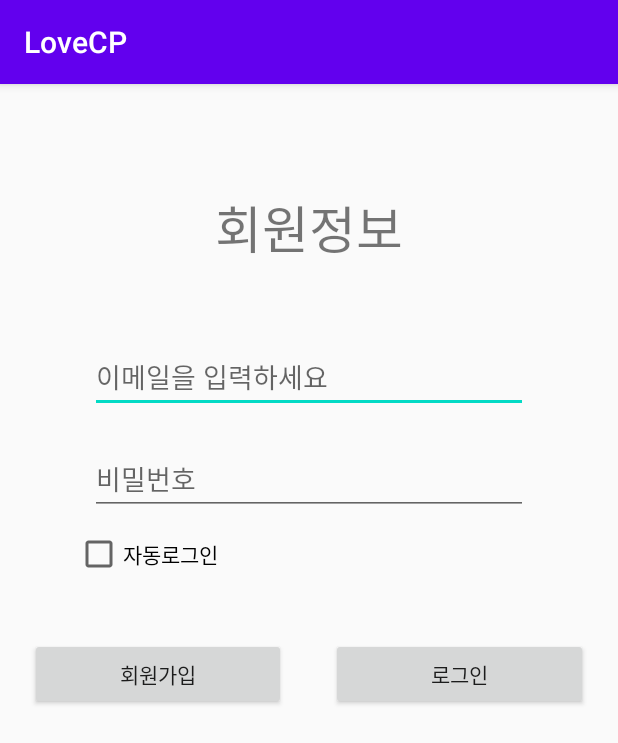
After one commit to julie9312/LoveCP, an Android app: the Login screen opened directly, with no data from a screen before it, on a phone screen of 412 x 824 dp. The commit adds this screen. Shown: the top 743 px of the screen. Run offline under Robolectric (Android 15) with nearby library versions, the phone set to English and light mode, and no system bars; our stand-ins replace Volley.

Commit message:
test2 login add

```diff
--- a/app/src/main/AndroidManifest.xml
+++ b/app/src/main/AndroidManifest.xml
@@ -14,7 +14,9 @@
         android:supportsRtl="true"
         android:theme="@style/AppTheme"
         android:usesCleartextTraffic="true">
-        <activity android:name=".Register"></activity>
+        <activity android:name=".First"></activity>
+        <activity android:name=".Login" />
+        <activity android:name=".Register" />
         <activity android:name=".MainActivity">
             <intent-filter>
                 <action android:name="android.intent.action.MAIN" />
--- /dev/null
+++ b/app/src/main/java/com/julie/lovecp/Login.java
@@ -0,0 +1,148 @@
+package com.julie.lovecp;
+
+import androidx.appcompat.app.AppCompatActivity;
+
+import android.content.Intent;
+import android.content.SharedPreferences;
+import android.os.Bundle;
+import android.view.View;
+import android.widget.Button;
+import android.widget.CheckBox;
+import android.widget.EditText;
+import android.widget.Toast;
+
+import com.android.volley.Request;
+import com.android.volley.Response;
+import com.android.volley.VolleyError;
+import com.android.volley.toolbox.JsonObjectRequest;
+import com.android.volley.toolbox.Volley;
+import com.julie.lovecp.utils.Utils;
+
+import org.json.JSONException;
+import org.json.JSONObject;
+
+import java.net.URL;
+
+public class Login extends AppCompatActivity {
+
+    EditText editEmail;
+    EditText editPasswd;
+    Button btnRegister;
+    Button btnLogin;
+    CheckBox checkAutoLogin;
+
+    Intent i;
+
+    String savedEmail;
+    String savedPassed;
+    // 쉐어드 프리퍼런스를 멤버변수로 뺀다.
+    SharedPreferences sp;
+    SharedPreferences.Editor editor;
+
+    @Override
+    protected void onCreate(Bundle savedInstanceState) {
+        super.onCreate(savedInstanceState);
+        setContentView(R.layout.activity_login);
+
+        editEmail = findViewById(R.id.editEmail);
+        editPasswd = findViewById(R.id.editPasswd);
+        btnRegister = findViewById(R.id.btnRegister);
+        btnLogin = findViewById(R.id.btnLogin);
+        checkAutoLogin = findViewById(R.id.checkAutoLogin);
+
+        sp = getSharedPreferences("regist_pref", MODE_PRIVATE);
+        editor = sp.edit();
+        savedEmail = sp.getString("email", null);
+        savedPassed = sp.getString("passwd", null);
+
+        btnLogin.setOnClickListener(new View.OnClickListener() {
+            @Override
+            public void onClick(View view) {
+
+                String email = editEmail.getText().toString().trim();
+                String passwd = editPasswd.getText().toString().trim();
+
+                if(email.contains("@") == false){
+                    Toast.makeText(Login.this, "형식에 맞지 않습니다", Toast.LENGTH_SHORT).show();
+                    return;
+                }
+                if(passwd.isEmpty() || passwd.length() < 4 || passwd.length() >12){
+                    Toast.makeText(Login.this, "비밀번호가 형식에 맞지 않습니다", Toast.LENGTH_SHORT).show();
+                    return;
+                }
+                if(savedEmail != null && savedPassed != null &&
+                        savedEmail.equals(email) && savedPassed.equals(passwd)) {
+                    Toast.makeText(Login.this, "가입된 정보가 없습니다.", Toast.LENGTH_SHORT).show();
+                    return;
+                }
+                JSONObject body = new JSONObject();
+
+                try{
+                    body.put("email", email);
+                    body.put("passwd", passwd);
+                }catch (JSONException e){
+                    e.printStackTrace();
+                }
+
+                JsonObjectRequest request = new JsonObjectRequest(
+                        Request.Method.POST,
+                        Utils.BASE_URL + "/api/v1/users/login",
+                        body,
+                        new Response.Listener<JSONObject>() {
+                            @Override
+                            public void onResponse(JSONObject response) {
+
+                                try {
+                                    String token = response.getString("token");
+                                    SharedPreferences sp = getSharedPreferences(Utils.PREFERENCES_NAME, MODE_PRIVATE);
+                                    SharedPreferences.Editor editor = sp.edit();
+                                    editor.putString("token", token);
+                                    editor.apply();
+
+                                    finish();
+                                    return;
+
+                                } catch (JSONException e) {
+                                    e.printStackTrace();
+                                }
+
+                            }
+                        },
+                        new Response.ErrorListener() {
+                            @Override
+                            public void onErrorResponse(VolleyError error) {
+
+                            }
+                        }
+                );
+                Volley.newRequestQueue(Login.this).add(request);
+                if(checkAutoLogin.isChecked()){
+
+                    editor.putBoolean("auto_login", true);
+                }else{
+
+                    editor.putBoolean("auto_login", false);
+                }
+                editor.apply();
+
+                Intent i = new Intent(Login.this, First.class);
+//                i.putExtra("email", email);
+                startActivity(i);
+                finish();
+            }
+
+        });
+
+        //1. 자동로그인이 쉐어드프리퍼런스에 저장되어 있는지 정보 확인.
+        boolean autoLogin = sp.getBoolean("auto_login", false);
+        //2. 자동로그인이 true 로 되어있으면 token 이 있음.
+        //3. 체크박스에도 체크표시
+        if(autoLogin == true){
+            editEmail.setText(savedEmail);
+            editPasswd.setText(savedPassed);
+            checkAutoLogin.setChecked(true);
+        }
+
+
+    }
+}
--- /dev/null
+++ b/app/src/main/res/layout/activity_login.xml
@@ -0,0 +1,81 @@
+<?xml version="1.0" encoding="utf-8"?>
+<LinearLayout xmlns:android="http://schemas.android.com/apk/res/android"
+    xmlns:app="http://schemas.android.com/apk/res-auto"
+    xmlns:tools="http://schemas.android.com/tools"
+    android:layout_width="match_parent"
+    android:layout_height="match_parent"
+    android:orientation="vertical"
+    android:layout_marginTop="50dp"
+    android:layout_marginBottom="100dp"
+    tools:context=".Login">
+    <TextView
+        android:id="@+id/textView"
+        android:layout_width="match_parent"
+
+        android:layout_height="wrap_content"
+        android:layout_gravity="center|center_horizontal|center_vertical"
+        android:layout_margin="10dp"
+        android:gravity="center"
+        android:padding="10dp"
+        android:text="회원정보"
+        android:textSize="34sp" />
+
+    <LinearLayout
+        android:layout_width="match_parent"
+        android:layout_height="wrap_content"
+        android:layout_marginLeft="50dp"
+        android:layout_marginTop="20dp"
+        android:layout_marginRight="50dp"
+        android:layout_marginBottom="10dp"
+        android:orientation="vertical">
+
+        <EditText
+            android:id="@+id/editEmail"
+            android:layout_width="match_parent"
+            android:layout_height="wrap_content"
+            android:layout_margin="10dp"
+            android:ems="10"
+            android:hint="이메일을 입력하세요"
+            android:inputType="textEmailAddress" />
+
+        <EditText
+            android:id="@+id/editPasswd"
+            android:layout_width="match_parent"
+            android:layout_height="wrap_content"
+            android:layout_margin="10dp"
+            android:ems="10"
+            android:hint="비밀번호"
+            android:inputType="textPassword" />
+
+        <CheckBox
+            android:id="@+id/checkAutoLogin"
+            android:layout_width="match_parent"
+            android:layout_height="wrap_content"
+            android:text="자동로그인" />
+
+
+    </LinearLayout>
+
+    <LinearLayout
+        android:layout_width="match_parent"
+        android:layout_height="wrap_content"
+        android:layout_marginTop="10dp"
+        android:padding="20dp">
+
+        <Button
+            android:id="@+id/btnRegister"
+            android:layout_width="wrap_content"
+            android:layout_height="wrap_content"
+            android:layout_marginRight="30dp"
+            android:layout_weight="1"
+            android:text="회원가입" />
+
+        <Button
+            android:id="@+id/btnLogin"
+            android:layout_width="wrap_content"
+            android:layout_height="wrap_content"
+            android:layout_weight="1"
+            android:text="로그인" />
+    </LinearLayout>
+
+</LinearLayout>
```
Also changed, not shown: app/src/main/java/com/julie/lovecp/First.java (added, +14 -0 lines), app/src/main/java/com/julie/lovecp/MainActivity.java (+38 -0 lines), app/src/main/java/com/julie/lovecp/utils/Utils.java (added, +22 -0 lines), app/src/main/res/layout/activity_first.xml (added, +9 -0 lines).
